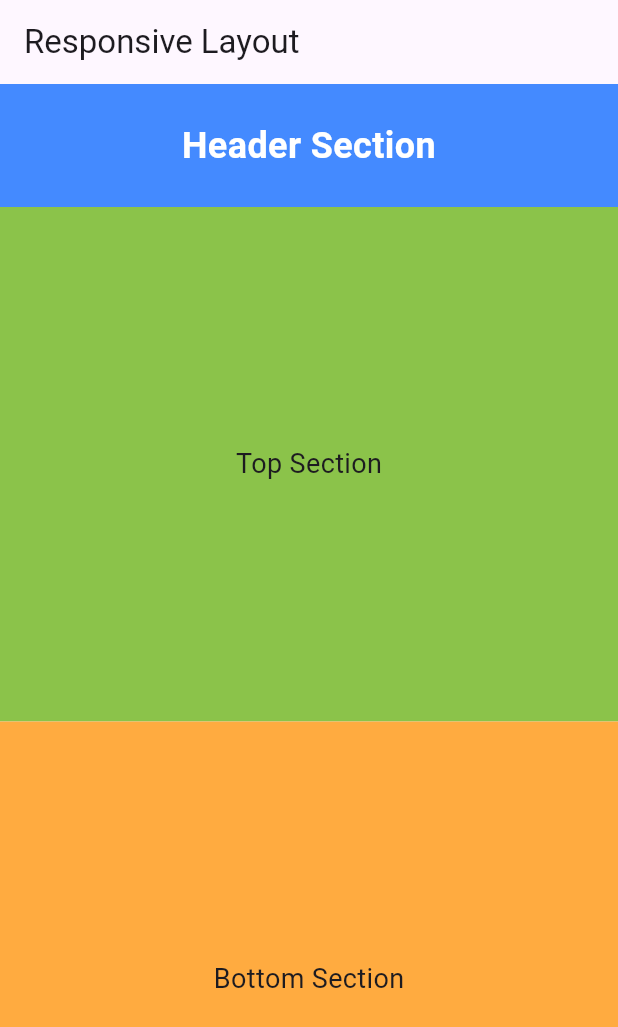
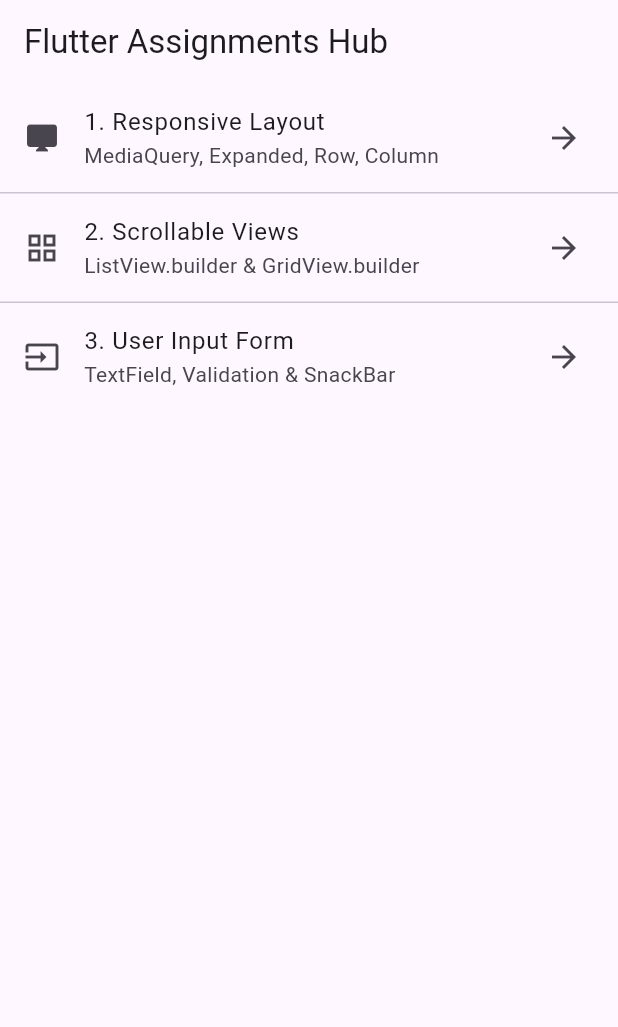
Before and after one commit to kalviumcommunity/S63-05-SPH-FlutterAndFirbase-PetBuddy, a Flutter app: the screen it shows after launch, on a phone screen of 412 x 824 dp. Shown: the top 1027 px of the screen. Run offline on Flutter 3.47's test engine with Material 3 defaults, Android fonts, the phone set to English and light mode, and no system bars; our stand-ins replace cloud_firestore, firebase_auth; accounts and stored records are empty.

Commit message:
3.18,3.19,3.20

```diff
--- a/lib/main.dart
+++ b/lib/main.dart
@@ -1,5 +1,7 @@
 import 'package:flutter/material.dart';
 import 'screens/responsive_layout.dart';
+import 'screens/scrollable_views.dart';
+import 'screens/user_input_form.dart';
 
 void main() {
   runApp(const MyApp());
@@ -11,9 +13,62 @@ class MyApp extends StatelessWidget {
   @override
   Widget build(BuildContext context) {
     return MaterialApp(
-      title: 'Responsive Demo',
+      title: 'Flutter UI Assignments',
       debugShowCheckedModeBanner: false,
-      home: const ResponsiveLayoutScreen(),
+      home: const AssignmentOverviewScreen(),
     );
   }
 }
+
+class AssignmentOverviewScreen extends StatelessWidget {
+  const AssignmentOverviewScreen({super.key});
+
+  @override
+  Widget build(BuildContext context) {
+    return Scaffold(
+      appBar: AppBar(title: const Text('Flutter Assignments Hub')),
+      body: ListView(
+        children: [
+          ListTile(
+            leading: const Icon(Icons.desktop_mac),
+            title: const Text('1. Responsive Layout'),
+            subtitle: const Text('MediaQuery, Expanded, Row, Column'),
+            trailing: const Icon(Icons.arrow_forward),
+            onTap: () {
+              Navigator.push(
+                context,
+                MaterialPageRoute(builder: (context) => const ResponsiveLayoutScreen()),
+              );
+            },
+          ),
+          const Divider(height: 1),
+          ListTile(
+            leading: const Icon(Icons.grid_view),
+            title: const Text('2. Scrollable Views'),
+            subtitle: const Text('ListView.builder & GridView.builder'),
+            trailing: const Icon(Icons.arrow_forward),
+            onTap: () {
+              Navigator.push(
+                context,
+                MaterialPageRoute(builder: (context) => const ScrollableViewsScreen()),
+              );
+            },
+          ),
+          const Divider(height: 1),
+          ListTile(
+            leading: const Icon(Icons.input),
+            title: const Text('3. User Input Form'),
+            subtitle: const Text('TextField, Validation & SnackBar'),
+            trailing: const Icon(Icons.arrow_forward),
+            onTap: () {
+              Navigator.push(
+                context,
+                MaterialPageRoute(builder: (context) => const UserInputFormScreen()),
+              );
+            },
+          ),
+        ],
+      ),
+    );
+  }
+}
```
Also changed, not shown: lib/screens/scrollable_views.dart (added, +72 -0 lines), lib/screens/user_input_form.dart (added, +86 -0 lines), 1 other file.
